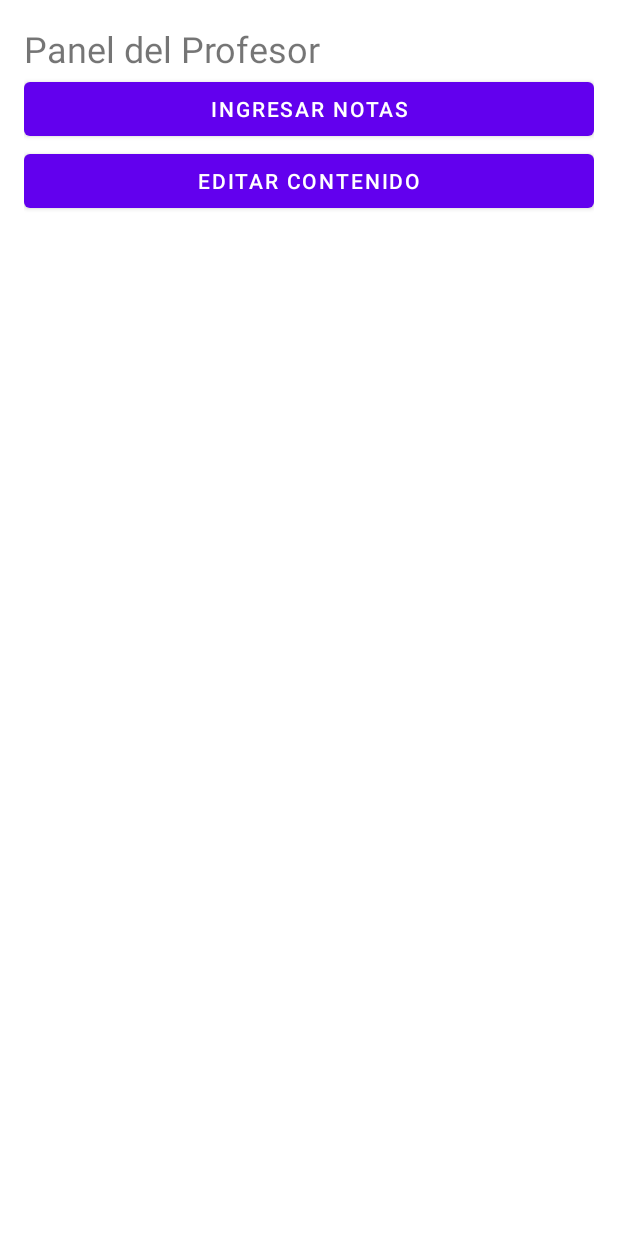
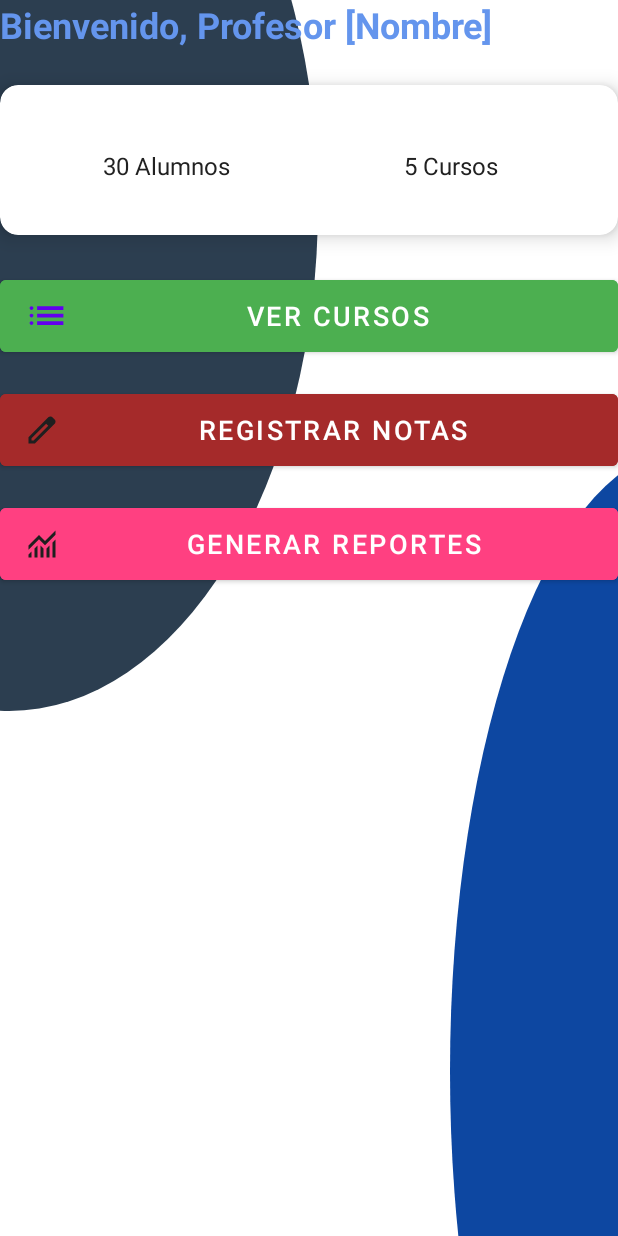
Before and after one commit to JohanPomalaza/EvaluaTec, an Android app: the ProfesorActivity screen opened directly, with no data from a screen before it, on a phone screen of 412 x 824 dp. Run offline under Robolectric (Android 15) with nearby library versions, the phone set to English and light mode, and no system bars.

Commit message:
update profesor activity

```diff
--- a/app/src/main/java/com/example/evaluatec/pantallas/ProfesorActivity.java
+++ b/app/src/main/java/com/example/evaluatec/pantallas/ProfesorActivity.java
@@ -3,39 +3,45 @@ package com.example.evaluatec.pantallas;
 import android.os.Bundle;
 
 import androidx.appcompat.app.AppCompatActivity;
-import androidx.fragment.app.Fragment;
+import android.content.Intent;
+import android.widget.Button;
 
-import android.view.LayoutInflater;
-import android.view.View;
-import android.view.ViewGroup;
-import android.widget.Button;
-import android.widget.Toast;
+import androidx.activity.EdgeToEdge;
+import androidx.core.graphics.Insets;
+import androidx.core.view.ViewCompat;
+import androidx.core.view.WindowInsetsCompat;
 
 import com.example.evaluatec.R;
 
 public class ProfesorActivity extends AppCompatActivity {
 
-    private Button btnIngresarNotas;
-    private Button btnEditarContenido;
-
     @Override
     protected void onCreate(Bundle savedInstanceState) {
         super.onCreate(savedInstanceState);
+        EdgeToEdge.enable(this);
         setContentView(R.layout.fragment_profesor_activity);
 
-        btnIngresarNotas = findViewById(R.id.btnIngresarNotas);
-        btnEditarContenido = findViewById(R.id.btnEditarContenido);
-
-        Toast.makeText(this, "Bienvenido, Profesor", Toast.LENGTH_SHORT).show();
-
-        btnIngresarNotas.setOnClickListener(v -> {
-            // Lógica para ingresar notas
-            Toast.makeText(this, "Ingresar Notas", Toast.LENGTH_SHORT).show();
+        ViewCompat.setOnApplyWindowInsetsListener(findViewById(R.id.main), (v, insets) -> {
+            Insets systemBars = insets.getInsets(WindowInsetsCompat.Type.systemBars());
+            v.setPadding(systemBars.left, systemBars.top, systemBars.right, systemBars.bottom);
+            return insets;
         });
 
-        btnEditarContenido.setOnClickListener(v -> {
-            // Lógica para editar contenido
-            Toast.makeText(this, "Editar Contenido", Toast.LENGTH_SHORT).show();
+        // Configurar botón de cursos
+        Button btnCourses = findViewById(R.id.btnViewCourses);
+        btnCourses.setOnClickListener(v -> {
+            Intent intent = new Intent(ProfesorActivity.this, CoursesActivity.class);
+            startActivity(intent);
+            overridePendingTransition(android.R.anim.fade_in, android.R.anim.fade_out);
+        });
+
+        // Configurar botón de registrar notas
+        Button btnRegisterGrades = findViewById(R.id.btnRegisterGrades);
+        btnRegisterGrades.setOnClickListener(v -> {
+            Intent intent = new Intent(ProfesorActivity.this, GradesActivity.class);
+            startActivity(intent);
+            overridePendingTransition(android.R.anim.slide_in_left, android.R.anim.slide_out_right);
         });
     }
+
 }
--- /dev/null
+++ b/app/src/main/res/drawable/background_shapes.xml
@@ -0,0 +1,31 @@
+<?xml version="1.0" encoding="utf-8"?>
+<layer-list xmlns:android="http://schemas.android.com/apk/res/android">
+
+    <!-- Capa base: fondo blanco -->
+    <item>
+        <color android:color="@android:color/white"/>
+    </item>
+
+    <!-- Curva decorativa superior izquierda -->
+    <item
+        android:top="-200dp"
+        android:left="-200dp"
+        android:right="200dp"
+        android:bottom="350dp">
+        <shape android:shape="oval">
+            <solid android:color="#2C3E50"/> <!-- Azul oscuro -->
+        </shape>
+    </item>
+
+    <!-- Curva decorativa inferior derecha -->
+    <item
+        android:top="300dp"
+        android:left="300dp"
+        android:right="-200dp"
+        android:bottom="-305dp">
+        <shape android:shape="oval">
+            <solid android:color="#0D47A1"/> <!-- Azul fuerte -->
+        </shape>
+    </item>
+
+</layer-list>
--- /dev/null
+++ b/app/src/main/res/drawable/ic_edit.xml
@@ -0,0 +1,10 @@
+<?xml version="1.0" encoding="utf-8"?>
+<vector xmlns:android="http://schemas.android.com/apk/res/android"
+    android:width="24dp"
+    android:height="24dp"
+    android:viewportWidth="960"
+    android:viewportHeight="960">
+    <path
+        android:pathData="M200,760h57l391,-391 -57,-57 -391,391v57ZM120,840v-170l528,-527q12,-11 26.5,-17t30.5,-6q16,0 31,6t26,18l55,56q12,11 17.5,26t5.5,30q0,16 -5.5,30.5T817,313L290,840L120,840ZM760,256 L704,200 760,256ZM619,341 L591,312 648,369 619,341Z"
+        android:fillColor="#1f1f1f"/>
+</vector>
--- /dev/null
+++ b/app/src/main/res/drawable/ic_list.xml
@@ -0,0 +1,10 @@
+<?xml version="1.0" encoding="utf-8"?>
+<vector xmlns:android="http://schemas.android.com/apk/res/android"
+    android:width="30dp"
+    android:height="30dp"
+    android:viewportWidth="960"
+    android:viewportHeight="960">
+    <path
+        android:pathData="M280,360v-80h560v80L280,360ZM280,520v-80h560v80L280,520ZM280,680v-80h560v80L280,680ZM160,360q-17,0 -28.5,-11.5T120,320q0,-17 11.5,-28.5T160,280q17,0 28.5,11.5T200,320q0,17 -11.5,28.5T160,360ZM160,520q-17,0 -28.5,-11.5T120,480q0,-17 11.5,-28.5T160,440q17,0 28.5,11.5T200,480q0,17 -11.5,28.5T160,520ZM160,680q-17,0 -28.5,-11.5T120,640q0,-17 11.5,-28.5T160,600q17,0 28.5,11.5T200,640q0,17 -11.5,28.5T160,680Z"
+        android:fillColor="#FF6200EE"/>
+</vector>
--- /dev/null
+++ b/app/src/main/res/drawable/ic_report.xml
@@ -0,0 +1,10 @@
+<?xml version="1.0" encoding="utf-8"?>
+<vector xmlns:android="http://schemas.android.com/apk/res/android"
+    android:width="24dp"
+    android:height="24dp"
+    android:viewportWidth="960"
+    android:viewportHeight="960">
+    <path
+        android:pathData="M120,840v-80l80,-80v160h-80ZM280,840v-240l80,-80v320h-80ZM440,840v-320l80,81v239h-80ZM600,840v-239l80,-80v319h-80ZM760,840v-400l80,-80v480h-80ZM120,633v-113l280,-280 160,160 280,-280v113L560,513 400,353 120,633Z"
+        android:fillColor="#1f1f1f"/>
+</vector>
--- a/app/src/main/res/layout/fragment_profesor_activity.xml
+++ b/app/src/main/res/layout/fragment_profesor_activity.xml
@@ -1,23 +1,116 @@
 <?xml version="1.0" encoding="utf-8"?>
-<LinearLayout xmlns:android="http://schemas.android.com/apk/res/android"
-    android:orientation="vertical" android:layout_width="match_parent"
-    android:layout_height="match_parent" android:padding="16dp">
+<LinearLayout
+    xmlns:android="http://schemas.android.com/apk/res/android"
+    xmlns:app="http://schemas.android.com/apk/res-auto"
+    xmlns:tools="http://schemas.android.com/tools"
+    android:id="@+id/main"
+    android:layout_width="match_parent"
+    android:layout_height="match_parent"
+    android:orientation="vertical"
+    android:padding="16dp"
+    android:background="@drawable/background_shapes"
+    tools:ignore="ExtraText">
 
+    <!-- Header con nombre -->
     <TextView
-        android:text="Panel del Profesor"
-        android:textSize="24sp"
-        android:layout_width="match_parent"
-        android:layout_height="wrap_content" />
-
-    <Button
-        android:id="@+id/btnIngresarNotas"
+        android:id="@+id/tvWelcome"
         android:layout_width="match_parent"
         android:layout_height="wrap_content"
-        android:text="Ingresar Notas" />
+        android:text="Bienvenido, Profesor [Nombre]"
+        android:textColor="#6495ed"
+        android:textSize="24sp"
+        android:textStyle="bold"
+        android:layout_marginBottom="24dp"/>
 
+    <!-- Tarjeta de estadísticas -->
+    <androidx.cardview.widget.CardView
+        android:layout_width="match_parent"
+        android:layout_height="100dp"
+        app:cardBackgroundColor="@color/card_background"
+        app:cardElevation="8dp"
+        app:cardCornerRadius="12dp"
+        android:layout_marginBottom="24dp">
+
+        <LinearLayout
+            android:layout_width="match_parent"
+            android:layout_height="match_parent"
+            android:orientation="horizontal"
+            android:gravity="center_vertical"
+            android:padding="16dp">
+
+            <!-- Alumnos -->
+            <LinearLayout
+                android:layout_width="0dp"
+                android:layout_height="wrap_content"
+                android:layout_weight="1"
+                android:orientation="vertical"
+                android:gravity="center">
+
+
+                <TextView
+                    android:layout_width="wrap_content"
+                    android:layout_height="wrap_content"
+                    android:text="30 Alumnos"
+                    android:textColor="@color/text_primary"
+                    android:textSize="16sp"
+                    android:layout_marginTop="8dp"/>
+            </LinearLayout>
+
+            <!-- Cursos -->
+            <LinearLayout
+                android:layout_width="0dp"
+                android:layout_height="wrap_content"
+                android:layout_weight="1"
+                android:orientation="vertical"
+                android:gravity="center">
+
+
+                <TextView
+                    android:layout_width="wrap_content"
+                    android:layout_height="wrap_content"
+                    android:text="5 Cursos"
+                    android:textColor="@color/text_primary"
+                    android:textSize="16sp"
+                    android:layout_marginTop="8dp"/>
+            </LinearLayout>
+        </LinearLayout>
+    </androidx.cardview.widget.CardView>
+
+    <!-- Botón para Ver Cursos -->
     <Button
-        android:id="@+id/btnEditarContenido"
+        android:id="@+id/btnViewCourses"
         android:layout_width="match_parent"
-        android:layout_height="wrap_content"
-        android:text="Editar Contenido" />
+        android:layout_height="60dp"
+        android:text="Ver Cursos"
+        android:backgroundTint="#4CAF50"
+        android:textColor="#FFFFFF"
+        android:textSize="18sp"
+        android:drawableLeft="@drawable/ic_list"
+        android:drawablePadding="8dp"
+        android:layout_marginBottom="16dp"/>
+
+    <!-- Botón para Registrar Notas -->
+    <Button
+        android:id="@+id/btnRegisterGrades"
+        android:layout_width="match_parent"
+        android:layout_height="60dp"
+        android:text="Registrar Notas"
+        android:backgroundTint="@color/primary"
+        android:textColor="#FFFFFF"
+        android:textSize="18sp"
+        android:drawableLeft="@drawable/ic_edit"
+        android:drawablePadding="8dp"
+        android:layout_marginBottom="16dp"/>
+
+    <!-- Botón para Generar Reportes -->
+    <Button
+        android:id="@+id/btnGenerateReports"
+        android:layout_width="match_parent"
+        android:layout_height="60dp"
+        android:text="Generar Reportes"
+        android:backgroundTint="@color/accent"
+        android:textColor="#FFFFFF"
+        android:textSize="18sp"
+        android:drawableLeft="@drawable/ic_report"
+        android:drawablePadding="8dp"/>
 </LinearLayout>
--- a/app/src/main/res/values/colors.xml
+++ b/app/src/main/res/values/colors.xml
@@ -10,4 +10,13 @@
     <color name="light_gray">#D3D3D3</color>
     <color name="primary">#A52A2A</color>
     <color name="gray">#808080</color>
+    <color name="dark_text">#212121</color>
+    <color name="accent">#FF4081</color>
+    <color name="primary_dark">#303F9F</color>
+    <color name="primary_color">#3F51B5</color>
+    <color name="light_background">#F5F5F5</color>
+    <color name="gradient_start">#2196F3</color>
+    <color name="gradient_end">#3F51B5</color>
+    <color name="text_primary">#212121</color>
+    <color name="card_background">#FFFFFF</color>
 </resources>
--- /dev/null
+++ b/app/src/main/res/values/dimens.xml
@@ -0,0 +1,6 @@
+<?xml version="1.0" encoding="utf-8"?>
+<resources>
+    <!-- Default screen margins, per the Android Design guidelines. -->
+    <dimen name="activity_horizontal_margin">16dp</dimen>
+    <dimen name="activity_vertical_margin">16dp</dimen>
+</resources>
```
Also changed, not shown: app/src/main/AndroidManifest.xml (+8 -0 lines), app/src/main/java/com/example/evaluatec/pantallas/CoursesActivity.java (added, +25 -0 lines), app/src/main/java/com/example/evaluatec/pantallas/EstudianteActivity.java (+5 -11 lines), app/src/main/java/com/example/evaluatec/pantallas/GradesActivity.java (added, +27 -0 lines), app/src/main/res/drawable/gradient_background.xml (added, +9 -0 lines), app/src/main/res/drawable/ic_arrow_back_white.xml (added, +11 -0 lines), app/src/main/res/layout/activity_courses.xml (added, +136 -0 lines), app/src/main/res/layout/activity_grades.xml (added, +89 -0 lines), app/src/main/res/layout/fragment_estudiante_activity.xml (+9 -7 lines), app/src/main/res/layout/item_curso.xml (+44 -19 lines), app/src/main/res/layout/item_curso_estuadiante.xml (added, +37 -0 lines), app/src/main/res/values/strings.xml (+9 -1 lines).
